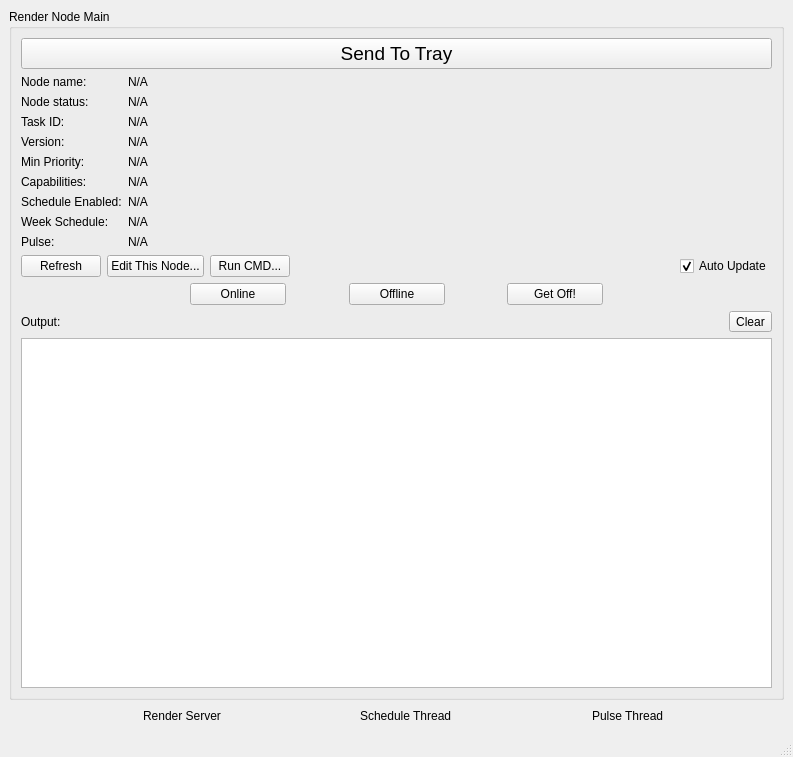
Above: Documentation/QT_Designer/UI_RenderNodeMain.ui from david2777/DPS_Hydra before the change. Below: the same form after it.
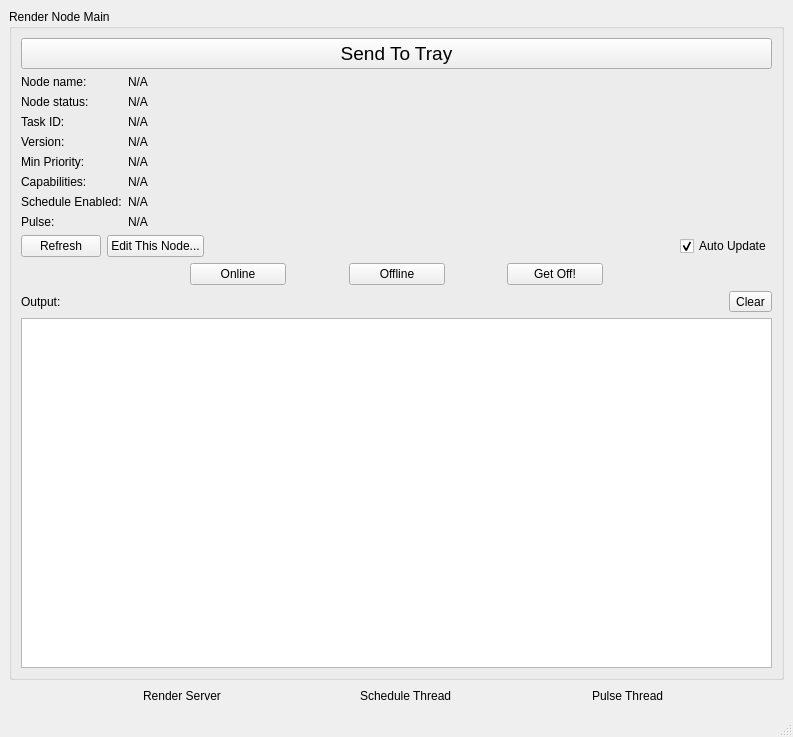
That is the form after the change. Icons and pictures are not drawn.

What changed in the file:
```diff
--- a/Documentation/QT_Designer/UI_RenderNodeMain.ui
+++ b/Documentation/QT_Designer/UI_RenderNodeMain.ui
@@ -171,13 +171,6 @@
            </property>
           </widget>
          </item>
-         <item>
-          <widget class="QPushButton" name="runCmdButton">
-           <property name="text">
-            <string>Run CMD...</string>
-           </property>
-          </widget>
-         </item>
          <item>
           <spacer name="horizontalSpacer_14">
            <property name="orientation">
@@ -509,34 +502,20 @@
            </property>
           </widget>
          </item>
-         <item row="8" column="0">
+         <item row="7" column="0">
           <widget class="QLabel" name="pulseLabel_LABEL">
            <property name="text">
             <string>Pulse:</string>
            </property>
           </widget>
          </item>
-         <item row="8" column="1">
-          <widget class="QLabel" name="pulseLabel">
-           <property name="text">
-            <string>N/A</string>
-           </property>
-          </widget>
-         </item>
          <item row="7" column="1">
-          <widget class="QLabel" name="weekSchedule">
+          <widget class="QLabel" name="pulseLabel">
            <property name="text">
             <string>N/A</string>
            </property>
           </widget>
          </item>
-         <item row="7" column="0">
-          <widget class="QLabel" name="scheduleEnabled_LABEL">
-           <property name="text">
-            <string>Week Schedule:</string>
-           </property>
-          </widget>
-         </item>
         </layout>
        </item>
       </layout>
```
